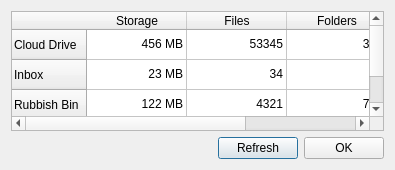
Old version of the form Source/MEGASync/gui/linux/AccountDetailsDialog.ui in the repository meganz/MEGAsync.
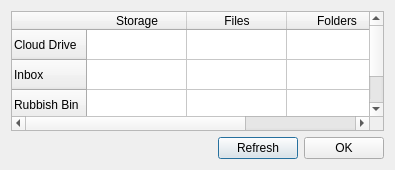
New version of the form.

Patch:
```diff
--- a/Source/MEGASync/gui/linux/AccountDetailsDialog.ui
+++ b/Source/MEGASync/gui/linux/AccountDetailsDialog.ui
@@ -76,7 +76,7 @@
         </column>
         <item row="0" column="0">
          <property name="text">
-          <string>456 MB</string>
+          <string/>
          </property>
          <property name="textAlignment">
           <set>AlignRight|AlignVCenter</set>
@@ -84,7 +84,7 @@
         </item>
         <item row="0" column="1">
          <property name="text">
-          <string>53345</string>
+          <string/>
          </property>
          <property name="textAlignment">
           <set>AlignRight|AlignVCenter</set>
@@ -92,7 +92,7 @@
         </item>
         <item row="0" column="2">
          <property name="text">
-          <string>345</string>
+          <string/>
          </property>
          <property name="textAlignment">
           <set>AlignRight|AlignVCenter</set>
@@ -100,7 +100,7 @@
         </item>
         <item row="1" column="0">
          <property name="text">
-          <string>23 MB</string>
+          <string/>
          </property>
          <property name="textAlignment">
           <set>AlignRight|AlignVCenter</set>
@@ -108,7 +108,7 @@
         </item>
         <item row="1" column="1">
          <property name="text">
-          <string>34</string>
+          <string/>
          </property>
          <property name="textAlignment">
           <set>AlignRight|AlignVCenter</set>
@@ -116,7 +116,7 @@
         </item>
         <item row="1" column="2">
          <property name="text">
-          <string>2</string>
+          <string/>
          </property>
          <property name="textAlignment">
           <set>AlignRight|AlignVCenter</set>
@@ -124,7 +124,7 @@
         </item>
         <item row="2" column="0">
          <property name="text">
-          <string>122 MB</string>
+          <string/>
          </property>
          <property name="textAlignment">
           <set>AlignRight|AlignVCenter</set>
@@ -132,7 +132,7 @@
         </item>
         <item row="2" column="1">
          <property name="text">
-          <string>4321</string>
+          <string/>
          </property>
          <property name="textAlignment">
           <set>AlignRight|AlignVCenter</set>
@@ -140,7 +140,7 @@
         </item>
         <item row="2" column="2">
          <property name="text">
-          <string>763</string>
+          <string/>
          </property>
          <property name="textAlignment">
           <set>AlignRight|AlignVCenter</set>
```
